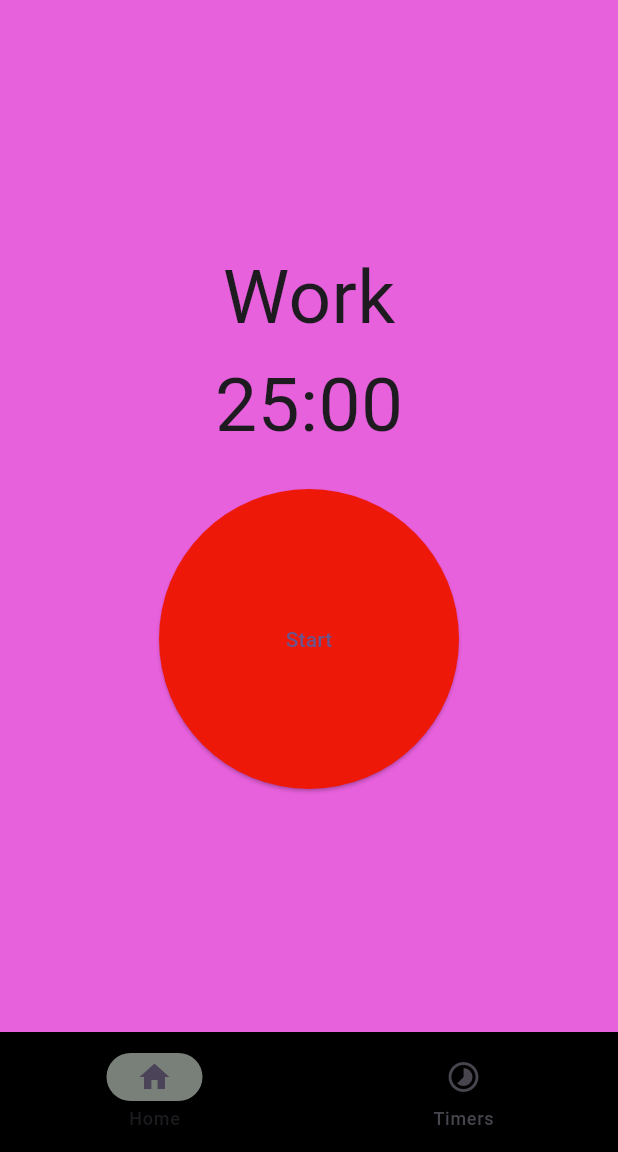
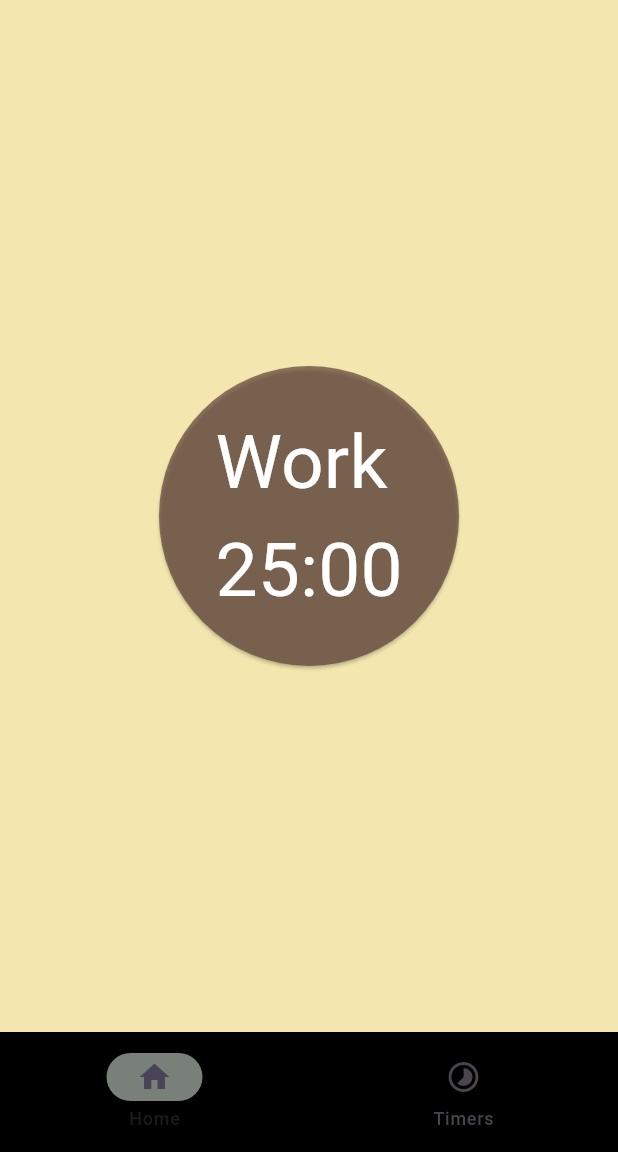
Before and after one commit to pipluppers/pododoro, a Flutter app: the screen it shows after launch, on a phone screen of 412 x 824 dp, the part 84-1236 px from its top. Run offline on Flutter 3.47's test engine with Material 3 defaults, Android fonts, the light colour scheme and no system bars; our stand-ins replace flutter_local_notifications, fluttertoast, get_it, isar, permission_handler, timezone and 1 more; accounts and stored records are empty; generated files the repository leaves out were written again.

Commit message:
Update colors

```diff
--- a/lib/constants.dart
+++ b/lib/constants.dart
@@ -1,7 +1,11 @@
 import 'package:flutter/material.dart';
 
 class Constants {
-  static const Color defaultBackgroundColor = Color.fromARGB(255, 231, 96, 220);
+  static const Color mainPageBackgroundColor = Color(0xCFF3E5AB);
+  static const Color mainPageComplementColor = Color(0xAF5D4037);
+  static const Color mainPageComplementTextColor = Colors.white;
+  static const Color selectedTimerTileColor = Colors.red;
+
   static const Color timerBackgroundColor = Colors.black;
 
   static const IconData pauseIcon = Icons.pause;
--- a/lib/features/home/home_page.dart
+++ b/lib/features/home/home_page.dart
@@ -19,12 +19,12 @@ class _HomePageState extends State<HomePage> {
   @override
   Widget build(BuildContext context) {
     return Container(
-      color: Constants.defaultBackgroundColor,
+      color: Constants.mainPageBackgroundColor,
       child: Center(
         child: Column(
           mainAxisAlignment: MainAxisAlignment.center,
+          crossAxisAlignment: CrossAxisAlignment.center,
           children: <Widget>[
-            TimerInfoWidget(text: widget.currentTimerType, minutes: widget.minutes, seconds: widget.seconds,),
             ElevatedButton(
               onPressed: () async {
                 AlarmAction? result;
@@ -49,9 +49,9 @@ class _HomePageState extends State<HomePage> {
               style: ElevatedButton.styleFrom(
                 shape: const CircleBorder(),
                 minimumSize: const Size(200, 200),
-                backgroundColor: const Color.fromARGB(255, 238, 24, 9),
+                backgroundColor: Constants.mainPageComplementColor,
               ),
-              child: const Text("Start"),
+              child: TimerInfoWidget(text: widget.currentTimerType, minutes: widget.minutes, seconds: widget.seconds,),
             ),
           ]
         )
@@ -78,18 +78,13 @@ class TimerInfoWidget extends StatelessWidget {
       mainAxisAlignment: MainAxisAlignment.center,
       children: [
         Text(
-          text,
+          "$text\n${Utilities.getTimeUnitDisplay(minutes, seconds)}",
           style: TextStyle(
+            color: Constants.mainPageComplementTextColor,
+            fontWeight: FontWeight.normal,
             fontSize: 50,
           )
         ),
-        Text(
-          Utilities.getTimeUnitDisplay(minutes, seconds),
-          style: TextStyle(
-            fontSize: 50,
-          ),
-        ),
-        SizedBox(height: 20),
       ]
     );
   }
--- a/lib/features/home/main_page.dart
+++ b/lib/features/home/main_page.dart
@@ -104,7 +104,7 @@ class _MainPageState extends State<MainPage> {
         title: Center(child: Text(_activeTimer.name, style: TextStyle(color: Colors.white))),
         iconTheme: IconThemeData(color: Colors.white),
       ),
-      backgroundColor: Constants.defaultBackgroundColor,
+      backgroundColor: Constants.mainPageBackgroundColor,
       body: _pages[_currentPageIndex],
       bottomNavigationBar: NavigationBar(
         indicatorColor: const Color.fromARGB(255, 120, 128, 121),
```
Also changed, not shown: lib/features/home/timer_page.dart (+9 -5 lines).
